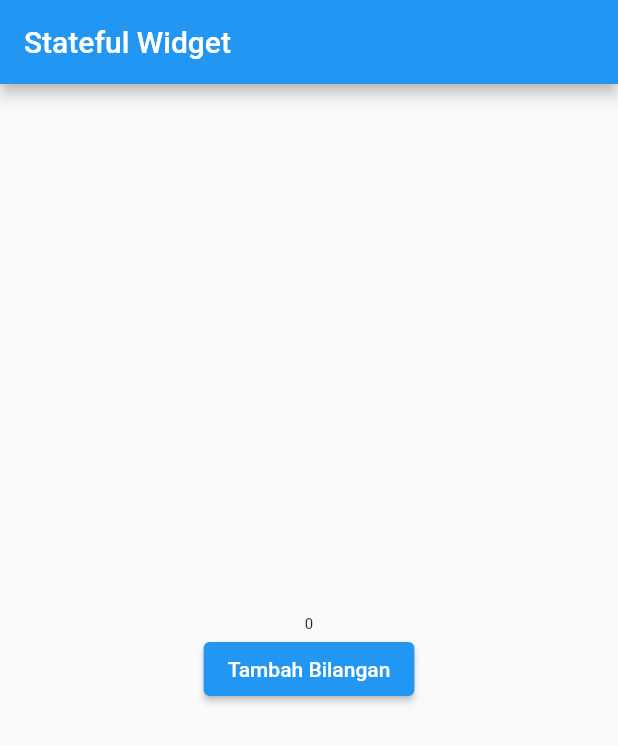
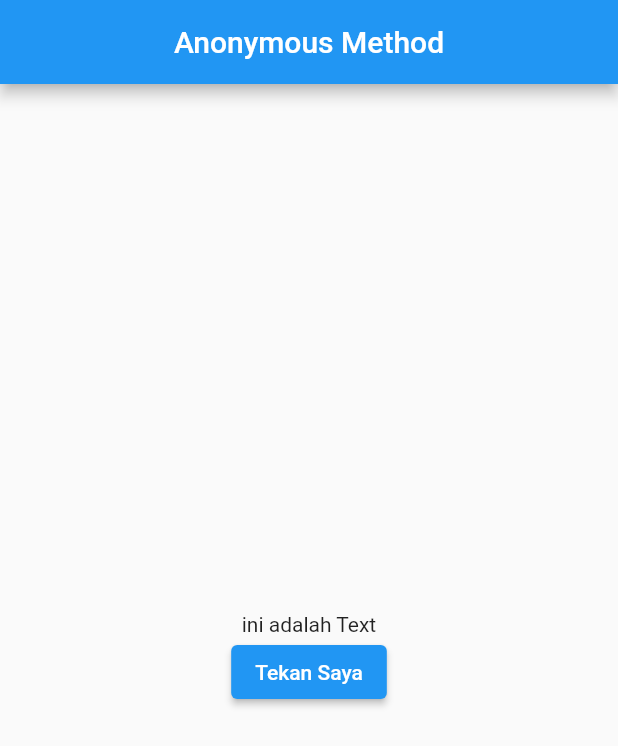
Before and after one commit to AlfonsInfo/Flutter-Learning-Journey, a Flutter app: the screen it shows after launch, on a phone screen of 412 x 824 dp. Shown: the top 746 px of the screen. Run offline on Flutter 3.47's test engine with Material 2 defaults, Android fonts, the phone set to English and light mode, and no system bars.

Commit message:
Anonymous Method

```diff
--- a/lib/main.dart
+++ b/lib/main.dart
@@ -12,24 +12,29 @@ class MyApp extends StatefulWidget {
 }
 
 class _MyAppState extends State<MyApp> {
-  int number = 0;
-  void tekanTombol(){
-    setState(() {
-      number+=1;
-    });
-  }
+
+  String message = "ini adalah Text";
+
+
   @override
   Widget build(BuildContext context) {
     return MaterialApp(
-      home: Scaffold(appBar: AppBar(title:Text("Stateful Widget"),),
-      body: Center(
-        child: Column(
-        mainAxisAlignment: MainAxisAlignment.center,
-        children: <Widget>[
-          Text(number.toString(), style: TextStyle(fontSize: 10 + number.toDouble())),
-          ElevatedButton(onPressed: tekanTombol, child: Text("Tambah Bilangan"))
-        ],
-      ),)),
+      home: Scaffold(
+        appBar: AppBar(title: Center(child: Text("Anonymous Method"))),
+        body: Center(
+          child: Column(
+            mainAxisAlignment: MainAxisAlignment.center,
+            children: <Widget>[
+              Text(message),
+              // Method hanya dipanggil 1x saja
+              ElevatedButton(onPressed: ()=>{
+                //setState merupakan anonymous method, sebelum dia dijalankan dia membutuhkan method lain terlebih dahulu untuk dijalankan ( sebelum dia updatae tampilan)
+                setState(() {
+                message = "Tombol sudah ditekan";
+                })
+              },child: Text("Tekan Saya"))
+            ],) ),
+      ),
     );
   }
 }
```
